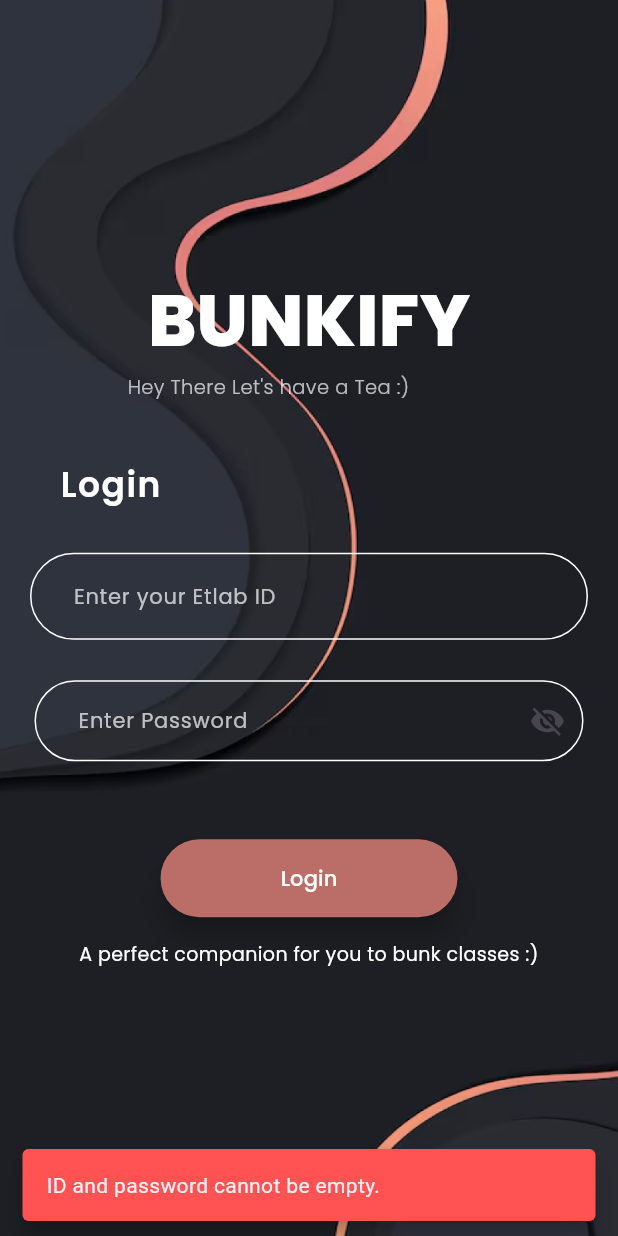
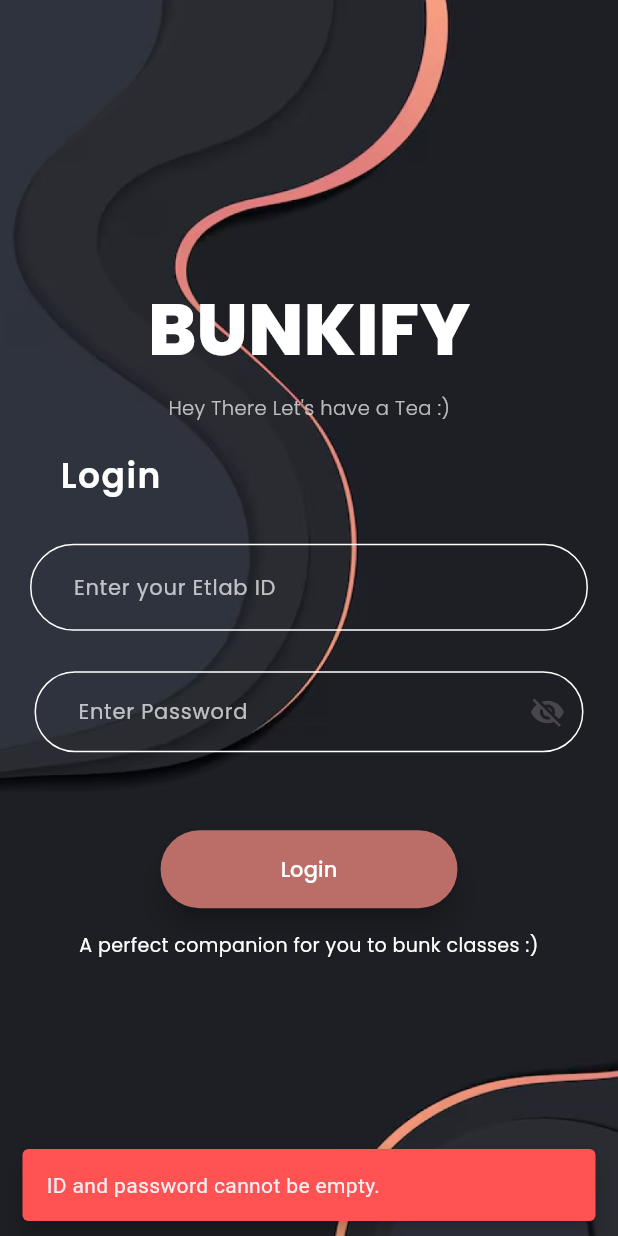
Before and after one commit to ABHIRAM-AP/Bunkify, a Flutter app: the screen it shows after launch, after a tap on "Login", on a phone screen of 412 x 824 dp. Run offline on Flutter 3.47's test engine with Material 3 defaults, Android fonts, the phone set to English and light mode, and no system bars; our stand-ins replace google_fonts, shared_preferences.

```diff
--- a/lib/api_services/login_request.dart
+++ b/lib/api_services/login_request.dart
@@ -34,7 +34,7 @@ class APISERVICES {
     }
   }
 
-  /// Save credentials to SharedPreferences
+  // Save credentials to SharedPreferences
   static Future<void> saveCredentials(String userID, String password) async {
     SharedPreferences pref = await SharedPreferences.getInstance();
     await pref.setBool('isLoggedIn', true);
@@ -42,21 +42,22 @@ class APISERVICES {
     await pref.setString('password', password);
   }
 
-  /// Retrieve stored credentials from SharedPreferences
-  // static Future<Map<String, String>?> getStoredCredentials() async {
-  //   SharedPreferences pref = await SharedPreferences.getInstance();
-  //   String? userID = pref.getString('userID');
-  //   String? password = pref.getString('password');
+  // Retrieve stored credentials from SharedPreferences
 
-  //   // Check if both credentials exist and return them as a map
-  //   if (userID != null && password != null) {
-  //     return {
-  //       'userID': userID,
-  //       'password': password,
-  //     };
-  //   } else {
-  //     debugPrint("Credentials not found.");
-  //     return null;
-  //   }
-  // }
+  static Future<Map<String, String>?> getStoredCredentials() async {
+    SharedPreferences pref = await SharedPreferences.getInstance();
+    String? userID = pref.getString('userID');
+    String? password = pref.getString('password');
+
+    // Check if both credentials exist and return them as a map
+    if (userID != null && password != null) {
+      return {
+        'userID': userID,
+        'password': password,
+      };
+    } else {
+      debugPrint("Credentials not found.");
+      return null;
+    }
+  }
 }
--- a/lib/screens/home_screen.dart
+++ b/lib/screens/home_screen.dart
@@ -70,6 +70,7 @@ class _HomeScreenState extends State<HomeScreen> {
       extendBody: true,
       extendBodyBehindAppBar: true,
       appBar: AppBar(
+        automaticallyImplyLeading: false,
         title: Text(
           'BUNK MATE',
           style: GoogleFonts.poppins(
--- a/lib/screens/internals.dart
+++ b/lib/screens/internals.dart
@@ -30,6 +30,7 @@ class _InternalsPageState extends State<InternalsPage> {
       extendBodyBehindAppBar: true,
       extendBody: true,
       appBar: AppBar(
+        automaticallyImplyLeading: false,
         title: Text(
           'BUNK MATE',
           style: GoogleFonts.poppins(
--- a/lib/screens/login_screen_normal.dart
+++ b/lib/screens/login_screen_normal.dart
@@ -1,13 +1,11 @@
-import 'dart:convert';
+import 'package:flutter/material.dart';
+import 'package:google_fonts/google_fonts.dart';
+import 'package:attendance/services/auth_services.dart';
 import 'package:attendance/screens/home_screen.dart';
-import 'package:attendance/screens/loading_screen.dart';
+
 import 'package:attendance/widgets/etlab_id_textfield.dart';
 import 'package:attendance/widgets/password_textfield.dart';
-import 'package:flutter/material.dart';
-import 'package:google_fonts/google_fonts.dart';
-
 import 'package:attendance/api_services/login_request.dart';
-import 'package:shared_preferences/shared_preferences.dart';
 
 class LoginScreen extends StatefulWidget {
   const LoginScreen({super.key});
@@ -19,13 +17,13 @@ class LoginScreen extends StatefulWidget {
 class _LoginScreenState extends State<LoginScreen> {
   late final TextEditingController etlabidController;
   late final TextEditingController passwordController;
-  // bool _isLoading = false;
 
   @override
   void initState() {
     super.initState();
     etlabidController = TextEditingController();
     passwordController = TextEditingController();
+    _checkSavedCredentials();
   }
 
   @override
@@ -33,6 +31,19 @@ class _LoginScreenState extends State<LoginScreen> {
     etlabidController.dispose();
     passwordController.dispose();
     super.dispose();
+  }
+
+  Future<void> _checkSavedCredentials() async {
+    final savedCred = await APISERVICES.getStoredCredentials();
+    if (savedCred != null) {
+      final userID = savedCred['userID']!;
+      final password = savedCred['password']!;
+
+      // Delay navigation until after the first frame
+      WidgetsBinding.instance.addPostFrameCallback((_) async {
+        await loginAndNavigate(userID, password);
+      });
+    }
   }
 
   void showSnackBar(String message) {
@@ -45,12 +56,44 @@ class _LoginScreenState extends State<LoginScreen> {
     );
   }
 
-  Future<void> storeData(Map<String, dynamic> data) async {
-    SharedPreferences prefs = await SharedPreferences.getInstance();
+  Future<void> loginAndNavigate(String userID, String password) async {
+    final data = await APISERVICES.sendLoginRequest(userID, password);
 
-    // Convert JSON data to a string and store it
-    prefs.setString('attendanceData', jsonEncode(data['attendance']));
-    prefs.setString('internalMarks', jsonEncode(data['internal_marks']));
+    final attendance = data?['attendance'];
+    final headers = attendance?['headers'];
+    final rows = attendance?['data'];
+    final internals = data?['internal_marks'];
+
+    if (headers != null &&
+        headers.isNotEmpty &&
+        rows != null &&
+        rows.isNotEmpty) {
+      await APISERVICES.saveCredentials(userID, password);
+      debugPrint("Fetched Data: $data");
+
+      // Save data locally
+      await AuthServices.storeData(data!);
+
+      if (mounted) {
+        // Navigator.of(context).pop(); // Close loading screen
+        Navigator.pushReplacement(
+          context,
+          MaterialPageRoute(
+            builder: (context) => HomeScreen(
+              attendanceData: attendance,
+              internals: internals ?? [],
+            ),
+          ),
+        );
+      }
+    } else {
+      if (mounted) Navigator.of(context).pop(); // Close loading screen
+      showSnackBar("Invalid Credentials");
+    }
+
+    debugPrint("Headers: $headers");
+    debugPrint("Rows: $rows");
+    debugPrint("Internals: $internals");
   }
 
   Future<void> loginUser() async {
@@ -61,44 +104,13 @@ class _LoginScreenState extends State<LoginScreen> {
       showSnackBar("ID and password cannot be empty.");
       return;
     }
-
     showDialog(
       context: context,
       barrierDismissible: false,
-      builder: (_) => const LoadingScreen(),
+      builder: (_) => const Center(child: CircularProgressIndicator()),
     );
 
-    final data = await APISERVICES.sendLoginRequest(userID, password);
-    final attendance = data?['attendance'];
-    final headers = attendance?['headers'];
-    final rows = attendance?['data'];
-    final internals = data?['internal_marks'];
-
-    Navigator.of(context).pop();
-
-    debugPrint("Headers: $headers");
-    debugPrint("Rows: $rows");
-    debugPrint("Internals: $internals");
-
-    if (headers != null &&
-        headers.isNotEmpty &&
-        rows != null &&
-        rows.isNotEmpty) {
-      await APISERVICES.saveCredentials(userID, password);
-      debugPrint("Data is $data");
-
-      Navigator.pushReplacement(
-        context,
-        MaterialPageRoute(
-          builder: (context) => HomeScreen(
-            attendanceData: attendance,
-            internals: internals ?? [],
-          ),
-        ),
-      );
-    } else {
-      showSnackBar("Invalid Credentials");
-    }
+    await loginAndNavigate(userID, password);
   }
 
   @override
@@ -109,9 +121,9 @@ class _LoginScreenState extends State<LoginScreen> {
         children: [
           // Background image
           Container(
-            decoration: BoxDecoration(
+            decoration: const BoxDecoration(
               image: DecorationImage(
-                image: const AssetImage('assets/image.png'),
+                image: AssetImage('assets/image.png'),
                 fit: BoxFit.fill,
               ),
             ),
@@ -122,9 +134,6 @@ class _LoginScreenState extends State<LoginScreen> {
               child: Column(
                 mainAxisSize: MainAxisSize.min,
                 children: [
-                  Row(
-                    mainAxisAlignment: MainAxisAlignment.center,
-                    children: [
                   Text(
                     "BUNKIFY",
                     style: GoogleFonts.poppins(
@@ -133,12 +142,8 @@ class _LoginScreenState extends State<LoginScreen> {
                       fontWeight: FontWeight.w800,
                     ),
                   ),
-                    ],
-                  ),
-                  Row(
-                    children: [
                   Padding(
-                        padding: const EdgeInsets.only(left: 85.0, bottom: 10),
+                    padding: const EdgeInsets.only(top: 8.0, bottom: 20),
                     child: Text(
                       "Hey There Let's have a Tea :)",
                       style: GoogleFonts.poppins(
@@ -148,9 +153,6 @@ class _LoginScreenState extends State<LoginScreen> {
                       ),
                     ),
                   ),
-                    ],
-                  ),
-                  const SizedBox(height: 30),
                   Padding(
                     padding: const EdgeInsets.only(left: 40.0, bottom: 18),
                     child: Row(
@@ -171,15 +173,12 @@ class _LoginScreenState extends State<LoginScreen> {
                   PasswordTextfield(passwordController: passwordController),
                   const SizedBox(height: 35),
                   ElevatedButton(
-                    onPressed: () {
-                      loginUser();
-                    },
+                    onPressed: loginUser,
                     style: ButtonStyle(
-                      elevation: WidgetStatePropertyAll(8),
-                      backgroundColor: WidgetStatePropertyAll(
-                        Color(0xFFBB6E68),
-                      ),
-                      padding: WidgetStatePropertyAll(
+                      elevation: const WidgetStatePropertyAll(8),
+                      backgroundColor:
+                          const WidgetStatePropertyAll(Color(0xFFBB6E68)),
+                      padding: const WidgetStatePropertyAll(
                         EdgeInsets.symmetric(horizontal: 80, vertical: 16),
                       ),
                     ),
```
Also changed, not shown: lib/screens/loading_screen.dart (deleted, +0 -23 lines), lib/services/auth_services.dart (added, +19 -0 lines), lib/widgets/util_tab.dart (+23 -0 lines), pubspec.lock. Lines whose indentation alone changed are shown as unchanged.
